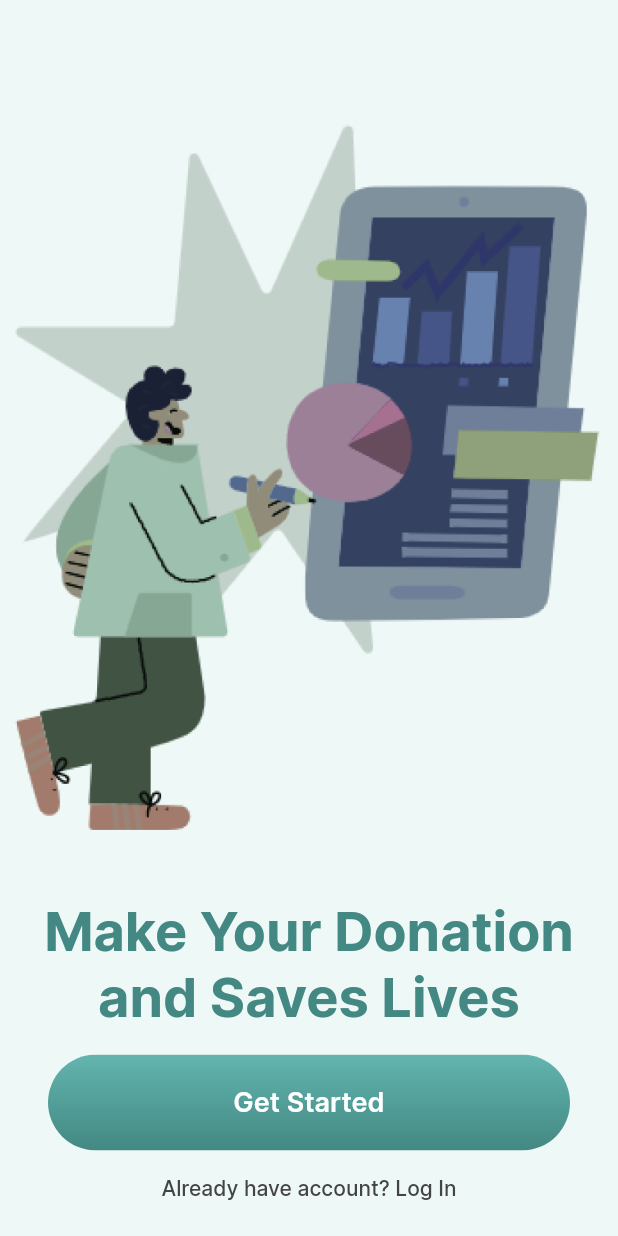
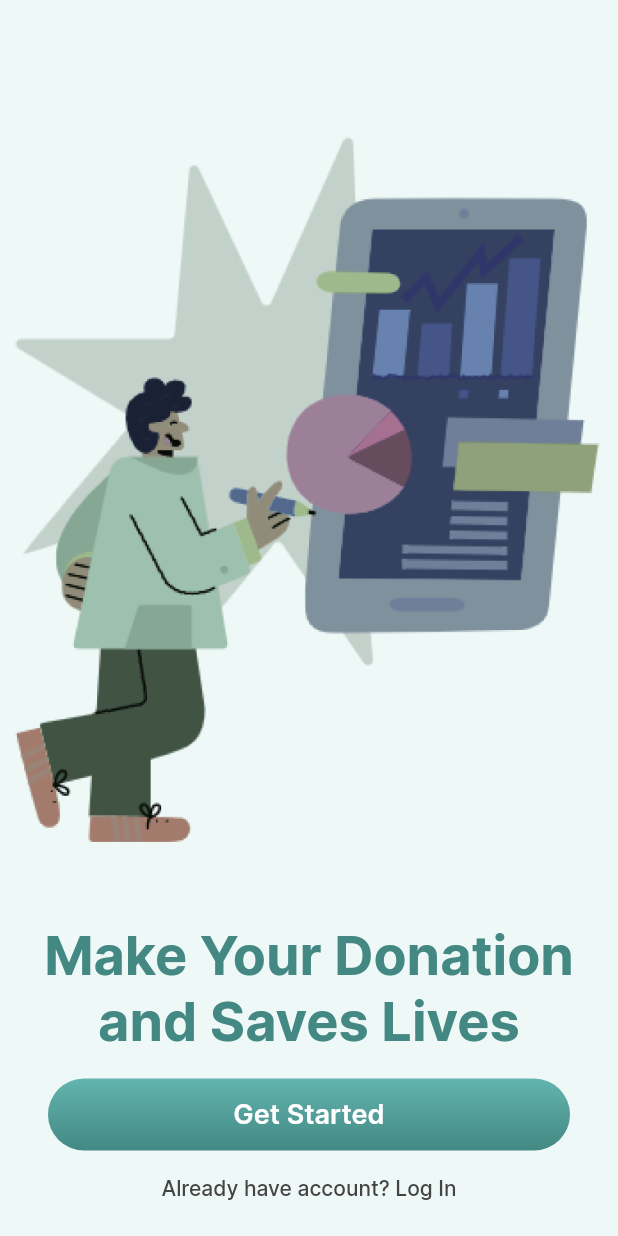
Before and after one commit to fercguerra/donation_app, a Flutter app: the screen it shows after launch, on a phone screen of 412 x 824 dp. Run offline on Flutter 3.47's test engine with Material 2 defaults, Android fonts, the light colour scheme and no system bars.

Commit message:
Refatoração

```diff
--- a/lib/common/widgets/primary_button.dart
+++ b/lib/common/widgets/primary_button.dart
@@ -1,7 +1,5 @@
 import 'dart:ui';
-
 import 'package:flutter/material.dart';
-
 import '../constants/app_colors.dart';
 import '../constants/app_text_styles.dart';
 
@@ -12,16 +10,14 @@
     Key? key, this.onPressed, required this.text,
   }) : super(key: key);
 
+  final BorderRadius _borderRadius = const BorderRadius.all(Radius.circular(24.0));
+
   @override
   Widget build(BuildContext context) {
-    return Material(
-
-
-
-        borderRadius: BorderRadius.all(Radius.circular(38.0)) ,
-        child: Ink(
+    return Ink(
+       height: 48.0,
       decoration:  BoxDecoration(
-            borderRadius: BorderRadius.all(Radius.circular(38.0)),
+        borderRadius: _borderRadius,
         gradient: LinearGradient(
       begin: Alignment.topCenter,
       end: Alignment.bottomCenter,
@@ -32,25 +28,15 @@
     ),
       ),
       child: InkWell(
-             borderRadius: BorderRadius.all(Radius.circular(38.0)),
+         borderRadius: _borderRadius,
          onTap: onPressed,
-             child: Container(
-              decoration: BoxDecoration(
-                borderRadius: BorderRadius.all(Radius.circular(38.0)),
-
-
-              ),
-              alignment: Alignment.center,
-              height: 64.0,
+         child: Align(
           child: Text(
           text,
            style: AppTextStyles.mediumText18.copyWith(
              color: AppColors.white),),
          ),
       ),
-          ),
-
-
     );
   }
 }
```
Lines whose indentation alone changed are shown as unchanged.
